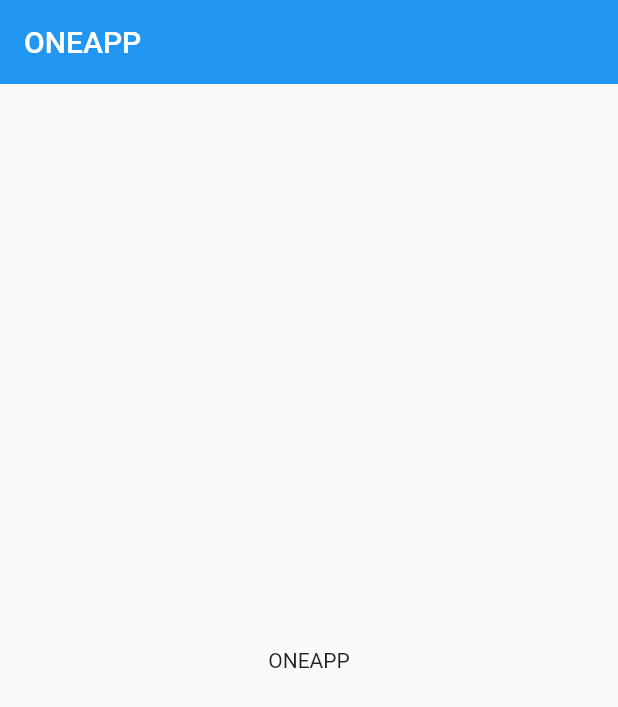
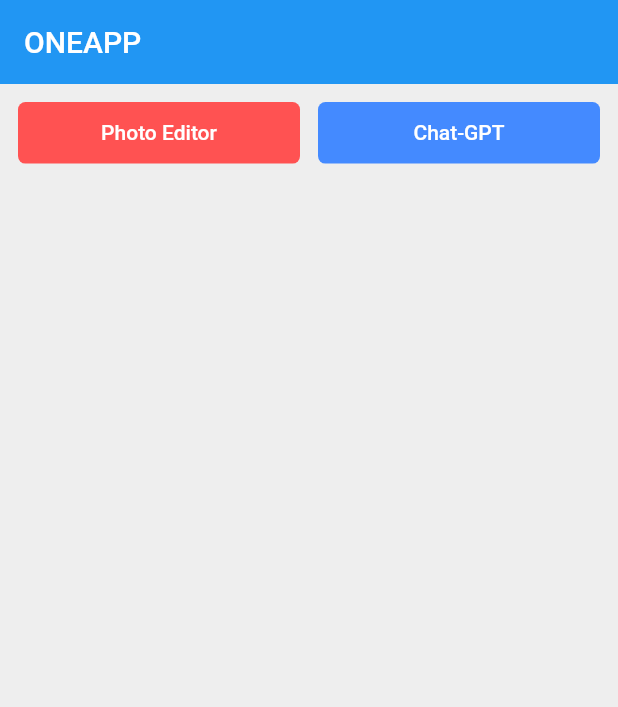
Before and after one commit to derekcoder/oneapp, a Flutter app: the screen it shows after launch, on a phone screen of 412 x 824 dp. Shown: the top 707 px of the screen. Run offline on Flutter 3.47's test engine with Material 2 defaults, Android fonts, the light colour scheme and no system bars.

Commit message:
Add subapp, photo editor & chatgpt subapp model

```diff
--- /dev/null
+++ b/lib/home_page.dart
@@ -0,0 +1,68 @@
+import 'package:flutter/material.dart';
+import 'package:oneapp/models/subapp.dart';
+import 'package:oneapp/repositories/subapp_repository.dart';
+import 'package:provider/provider.dart';
+
+class HomePage extends StatelessWidget {
+  const HomePage({super.key});
+
+  @override
+  Widget build(BuildContext context) {
+    final subapps = context.read<SubappRepository>().subapps;
+
+    return Scaffold(
+      appBar: AppBar(
+        title: const Text('ONEAPP'),
+      ),
+      body: GridView.builder(
+        padding: const EdgeInsets.all(12),
+        gridDelegate: SliverGridDelegateWithFixedCrossAxisCount(
+          crossAxisCount: 2,
+          childAspectRatio: MediaQuery.of(context).size.width / 90,
+          mainAxisSpacing: 12,
+          crossAxisSpacing: 12,
+        ),
+        itemCount: subapps.length,
+        itemBuilder: (context, index) => _SubappTile(
+          subapp: subapps[index],
+          onTap: () {},
+        ),
+      ),
+    );
+  }
+}
+
+class _SubappTile extends StatelessWidget {
+  const _SubappTile({required this.subapp, this.onTap});
+
+  final Subapp subapp;
+  final Function()? onTap;
+
+  @override
+  Widget build(BuildContext context) {
+    return InkWell(
+      onTap: onTap,
+      borderRadius: const BorderRadius.all(
+        Radius.circular(5),
+      ),
+      child: Container(
+        alignment: Alignment.center,
+        decoration: BoxDecoration(
+          borderRadius: const BorderRadius.all(
+            Radius.circular(5),
+          ),
+          color: subapp.color,
+        ),
+        child: GridTile(
+          child: Text(
+            subapp.name,
+            style: const TextStyle(
+              fontWeight: FontWeight.w500,
+              color: Colors.white,
+            ),
+          ),
+        ),
+      ),
+    );
+  }
+}
--- a/lib/main.dart
+++ b/lib/main.dart
@@ -1,4 +1,7 @@
 import 'package:flutter/material.dart';
+import 'package:oneapp/home_page.dart';
+import 'package:oneapp/repositories/subapp_repository.dart';
+import 'package:provider/provider.dart';
 
 void main() {
   runApp(const MyApp());
@@ -9,28 +12,23 @@
 
   @override
   Widget build(BuildContext context) {
+    return MultiProvider(
+      providers: [
+        ChangeNotifierProvider.value(value: SubappRepository()),
+      ],
+      child: Builder(builder: (context) {
         return MaterialApp(
           title: 'ONEAPP',
           theme: ThemeData(
             primarySwatch: Colors.blue,
             appBarTheme: const AppBarTheme(
               elevation: 0,
-          )),
-      home: const _HomePage(),
+            ),
+            scaffoldBackgroundColor: Colors.grey[200],
+          ),
+          home: const HomePage(),
+        );
+      }),
     );
   }
 }
-
-class _HomePage extends StatelessWidget {
-  const _HomePage();
-
-  @override
-  Widget build(BuildContext context) {
-    return Scaffold(
-      appBar: AppBar(title: const Text('ONEAPP')),
-      body: const Center(
-        child: Text('ONEAPP'),
-      ),
-    );
-  }
-}
--- /dev/null
+++ b/lib/models/chatgpt_subapp.dart
@@ -0,0 +1,5 @@
+import 'package:oneapp/models/subapp.dart';
+
+class ChatGPTSubapp extends Subapp {
+  ChatGPTSubapp({required super.name, required super.color});
+}
--- /dev/null
+++ b/lib/models/photo_editor_subapp.dart
@@ -0,0 +1,8 @@
+import 'package:oneapp/models/subapp.dart';
+
+class PhotoEditorSubapp extends Subapp {
+  PhotoEditorSubapp({
+    required super.name,
+    required super.color,
+  });
+}
--- /dev/null
+++ b/lib/models/subapp.dart
@@ -0,0 +1,11 @@
+import 'package:flutter/material.dart';
+
+abstract class Subapp {
+  Subapp({
+    required this.name,
+    required this.color,
+  });
+
+  final String name;
+  final Color color;
+}
--- /dev/null
+++ b/lib/repositories/subapp_repository.dart
@@ -0,0 +1,26 @@
+import 'package:flutter/material.dart';
+import 'package:oneapp/models/chatgpt_subapp.dart';
+import 'package:oneapp/models/photo_editor_subapp.dart';
+import 'package:oneapp/models/subapp.dart';
+
+class SubappRepository extends ChangeNotifier {
+  SubappRepository() {
+    _init();
+  }
+
+  final _subapps = <Subapp>[];
+  List<Subapp> get subapps => List.unmodifiable(_subapps);
+
+  void _init() {
+    _subapps.addAll([
+      PhotoEditorSubapp(
+        name: 'Photo Editor',
+        color: Colors.redAccent,
+      ),
+      ChatGPTSubapp(
+        name: 'Chat-GPT',
+        color: Colors.blueAccent,
+      ),
+    ]);
+  }
+}
--- a/pubspec.yaml
+++ b/pubspec.yaml
@@ -35,6 +35,7 @@
   # The following adds the Cupertino Icons font to your application.
   # Use with the CupertinoIcons class for iOS style icons.
   cupertino_icons: ^1.0.2
+  provider: ^6.0.5
 
 dev_dependencies:
   flutter_test:
```
Also changed, not shown: pubspec.lock. Lines whose indentation alone changed are shown as unchanged.
